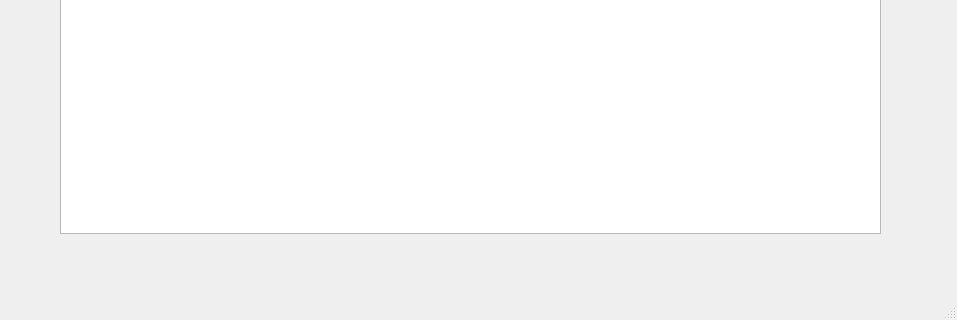
Qt form Assets/WindowsUI/employer.ui (yshelev/nya) before a commit; both pictures show x 0 to 957 and y 408 to 728 of the 957 by 728 pixel window.
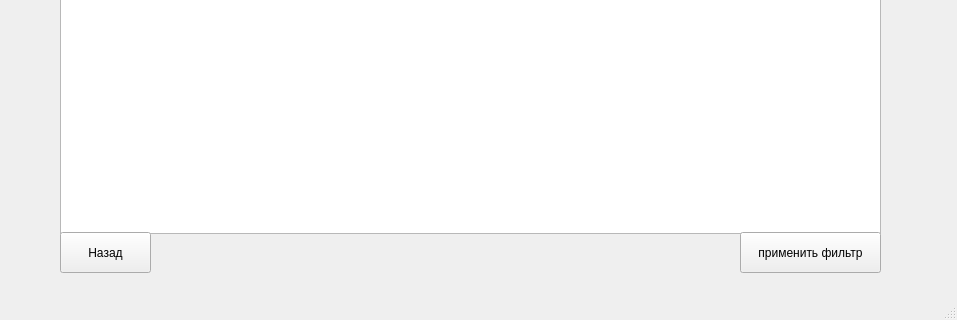
The same form after that commit.

```diff
--- a/Assets/WindowsUI/employer.ui
+++ b/Assets/WindowsUI/employer.ui
@@ -54,6 +54,32 @@
      </rect>
     </property>
    </widget>
+   <widget class="QPushButton" name="backButton">
+    <property name="geometry">
+     <rect>
+      <x>60</x>
+      <y>640</y>
+      <width>91</width>
+      <height>41</height>
+     </rect>
+    </property>
+    <property name="text">
+     <string>Назад</string>
+    </property>
+   </widget>
+   <widget class="QPushButton" name="filterButton">
+    <property name="geometry">
+     <rect>
+      <x>740</x>
+      <y>640</y>
+      <width>141</width>
+      <height>41</height>
+     </rect>
+    </property>
+    <property name="text">
+     <string>применить фильтр</string>
+    </property>
+   </widget>
   </widget>
   <widget class="QMenuBar" name="menubar">
    <property name="geometry">
```
Left out of the diff: 2 changed lines with no effect on the pictures.
